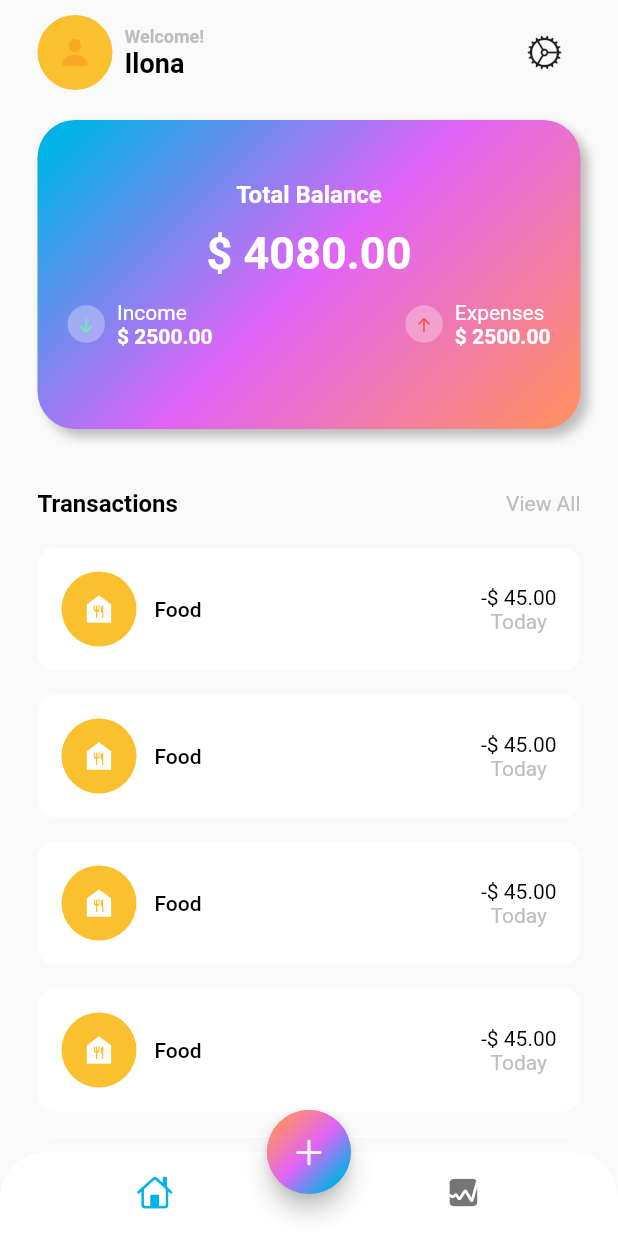
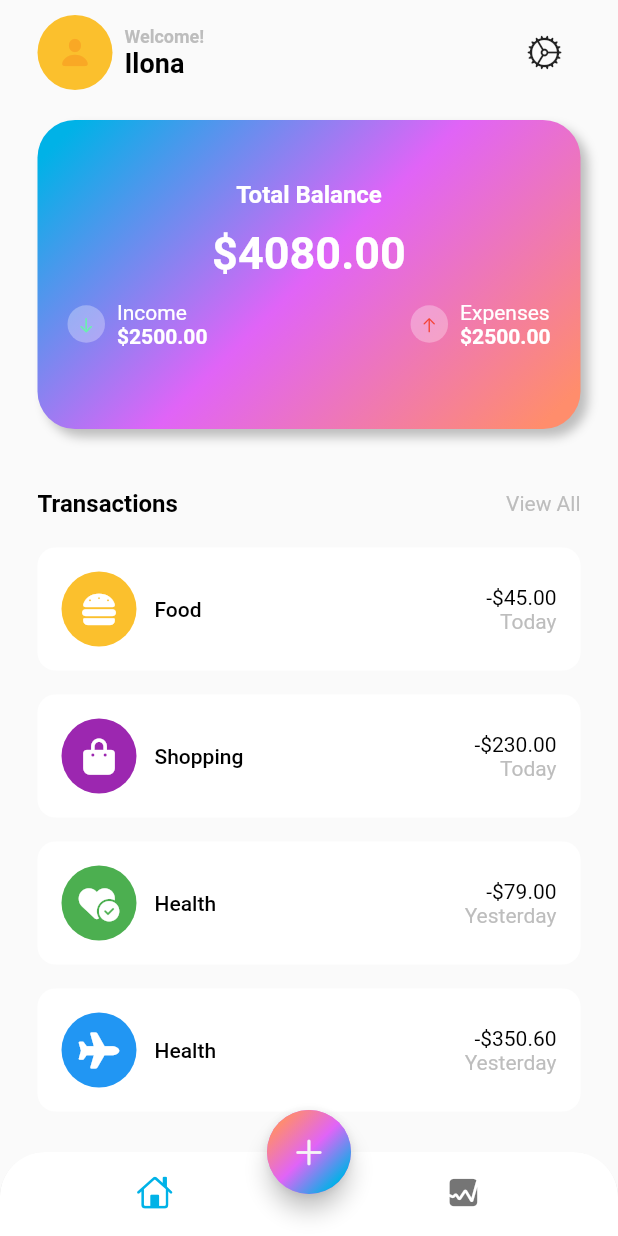
Before and after one commit to lisisisan/expense_tracker_app, a Flutter app: the screen it shows after launch, on a phone screen of 412 x 824 dp. Run offline on Flutter 3.47's test engine with Material 2 defaults, Android fonts, the phone set to English and light mode, and no system bars; our stand-ins replace font_awesome_flutter.

Commit message:
feat: add moch data for list into main screen

```diff
--- /dev/null
+++ b/lib/data/data.dart
@@ -0,0 +1,34 @@
+import 'package:flutter/material.dart';
+import 'package:font_awesome_flutter/font_awesome_flutter.dart';
+
+List<Map<String, dynamic>> transactionsData = [
+  {
+    'icon': const FaIcon(FontAwesomeIcons.burger, color: Colors.white),
+    'color': Colors.yellow[700],
+    'name': 'Food',
+    'totalAmount': '-\$45.00',
+    'date': 'Today',
+  },
+  {
+    'icon': const FaIcon(FontAwesomeIcons.bagShopping, color: Colors.white),
+    'color': Colors.purple,
+    'name': 'Shopping',
+    'totalAmount': '-\$230.00',
+    'date': 'Today',
+  },
+  {
+    'icon':
+        const FaIcon(FontAwesomeIcons.heartCircleCheck, color: Colors.white),
+    'color': Colors.green,
+    'name': 'Health',
+    'totalAmount': '-\$79.00',
+    'date': 'Yesterday',
+  },
+  {
+    'icon': const FaIcon(FontAwesomeIcons.plane, color: Colors.white),
+    'color': Colors.blue,
+    'name': 'Health',
+    'totalAmount': '-\$350.60',
+    'date': 'Yesterday',
+  },
+];
--- a/lib/screens/home/views/main_screen.dart
+++ b/lib/screens/home/views/main_screen.dart
@@ -1,5 +1,6 @@
 import 'dart:math';
 
+import 'package:expense_tracker_app/data/data.dart';
 import 'package:flutter/cupertino.dart';
 import 'package:flutter/material.dart';
 
@@ -93,7 +94,7 @@ class MainScreen extends StatelessWidget {
                           color: Colors.white,
                           fontWeight: FontWeight.w600)),
                   const SizedBox(height: 12),
-                  const Text('\$ 4080.00',
+                  const Text('\$4080.00',
                       style: TextStyle(
                           fontSize: 30,
                           color: Colors.white,
@@ -128,7 +129,7 @@ class MainScreen extends StatelessWidget {
                                         fontSize: 14,
                                         color: Colors.white,
                                         fontWeight: FontWeight.w400)),
-                                Text('\$ 2500.00',
+                                Text('\$2500.00',
                                     style: TextStyle(
                                         fontSize: 14,
                                         color: Colors.white,
@@ -161,7 +162,7 @@ class MainScreen extends StatelessWidget {
                                         fontSize: 14,
                                         color: Colors.white,
                                         fontWeight: FontWeight.w400)),
-                                Text('\$ 2500.00',
+                                Text('\$2500.00',
                                     style: TextStyle(
                                         fontSize: 14,
                                         color: Colors.white,
@@ -202,7 +203,7 @@ class MainScreen extends StatelessWidget {
             const SizedBox(height: 20),
             Expanded(
               child: ListView.builder(
-                  itemCount: 6,
+                  itemCount: transactionsData.length,
                   itemBuilder: (context, int index) {
                     return Padding(
                       padding: const EdgeInsets.only(bottom: 16.0),
@@ -224,19 +225,16 @@ class MainScreen extends StatelessWidget {
                                       width: 50,
                                       height: 50,
                                       decoration: BoxDecoration(
-                                        color: Colors.yellow[700],
+                                        color: transactionsData[index]['color'],
                                         shape: BoxShape.circle,
                                       ),
                                     ),
-                                    const Icon(
-                                      Icons.food_bank,
-                                      color: Colors.white,
-                                    )
+                                    transactionsData[index]['icon'],
                                   ],
                                 ),
                                 const SizedBox(width: 12),
                                 Text(
-                                  'Food',
+                                  transactionsData[index]['name'],
                                   style: TextStyle(
                                       fontSize: 14,
                                       color: Theme.of(context)
@@ -246,9 +244,10 @@ class MainScreen extends StatelessWidget {
                                 ),
                               ]),
                               Column(
+                                crossAxisAlignment: CrossAxisAlignment.end,
                                 children: [
                                   Text(
-                                    '-\$ 45.00',
+                                    transactionsData[index]['totalAmount'],
                                     style: TextStyle(
                                         fontSize: 14,
                                         color: Theme.of(context)
@@ -257,7 +256,7 @@ class MainScreen extends StatelessWidget {
                                         fontWeight: FontWeight.w400),
                                   ),
                                   Text(
-                                    'Today',
+                                    transactionsData[index]['date'],
                                     style: TextStyle(
                                         fontSize: 14,
                                         color: Theme.of(context)
--- a/pubspec.yaml
+++ b/pubspec.yaml
@@ -12,6 +12,7 @@ dependencies:
     sdk: flutter
 
   cupertino_icons: ^1.0.2
+  font_awesome_flutter: ^10.8.0
 
 dev_dependencies:
   flutter_test:
```
Also changed, not shown: pubspec.lock.
